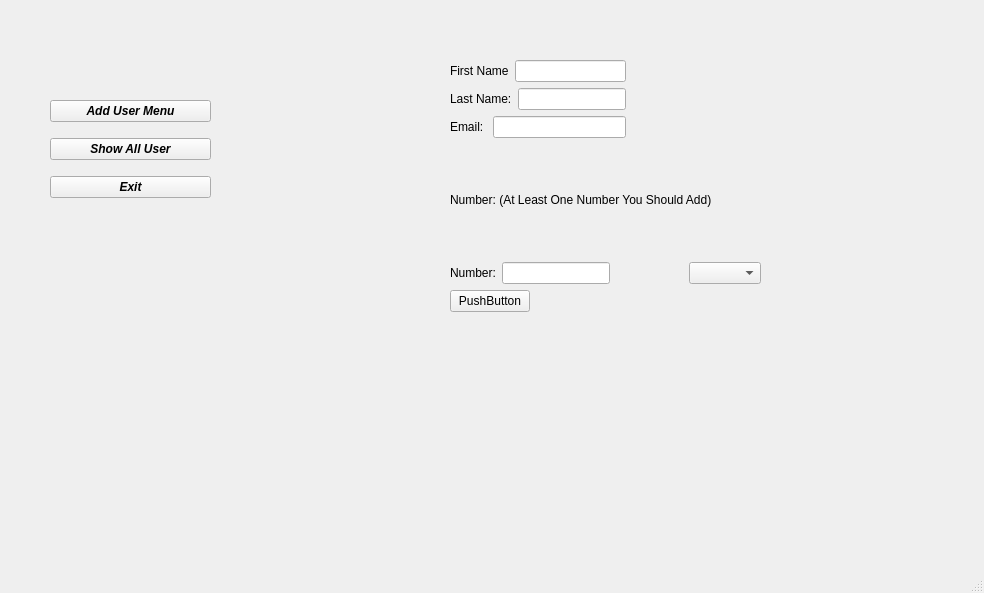
First picture: the form in eesa/mainwindow.ui, repository MSaLeHNYM/eesa-tut, before the edit.
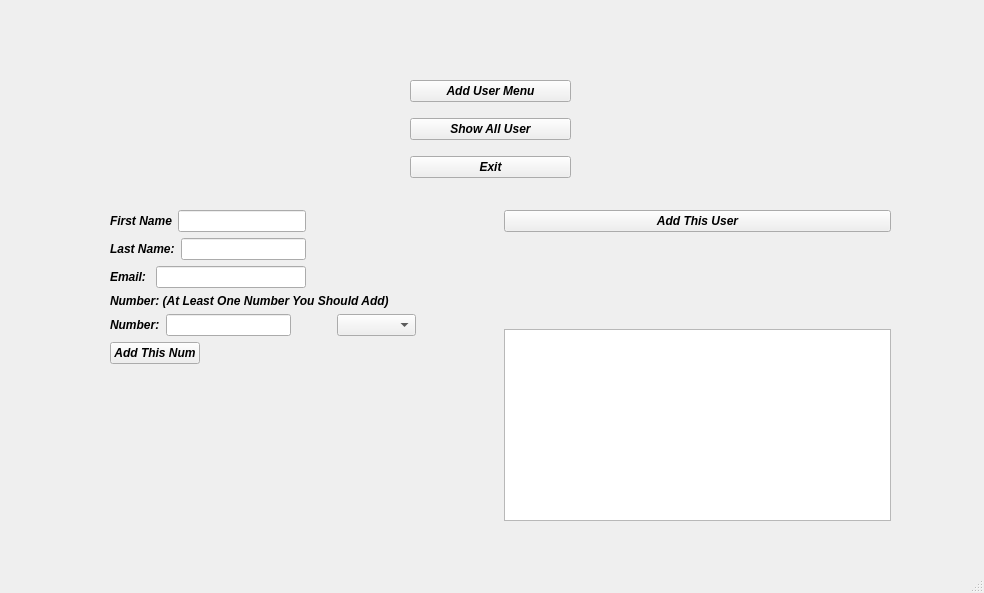
Second picture: the form after the edit.

The edit to the form file:
```diff
--- a/eesa/mainwindow.ui
+++ b/eesa/mainwindow.ui
@@ -17,147 +17,8 @@
    <widget class="QWidget" name="verticalLayoutWidget">
     <property name="geometry">
      <rect>
-      <x>450</x>
-      <y>60</y>
-      <width>311</width>
-      <height>252</height>
-     </rect>
-    </property>
-    <layout class="QVBoxLayout" name="verticalLayout_3">
-     <item>
-      <layout class="QHBoxLayout" name="horizontalLayout_4">
-       <item>
-        <layout class="QVBoxLayout" name="verticalLayout_2" stretch="0,0,0">
-         <item>
-          <layout class="QHBoxLayout" name="horizontalLayout">
-           <item>
-            <widget class="QLabel" name="label">
-             <property name="text">
-              <string>First Name</string>
-             </property>
-            </widget>
-           </item>
-           <item>
-            <widget class="QLineEdit" name="FnameInput"/>
-           </item>
-          </layout>
-         </item>
-         <item>
-          <layout class="QHBoxLayout" name="horizontalLayout_2">
-           <item>
-            <widget class="QLabel" name="label_2">
-             <property name="text">
-              <string>Last Name:</string>
-             </property>
-            </widget>
-           </item>
-           <item>
-            <widget class="QLineEdit" name="LnameInput"/>
-           </item>
-          </layout>
-         </item>
-         <item>
-          <layout class="QHBoxLayout" name="horizontalLayout_3">
-           <item>
-            <widget class="QLabel" name="label_3">
-             <property name="text">
-              <string>Email: </string>
-             </property>
-            </widget>
-           </item>
-           <item>
-            <widget class="QLineEdit" name="EmailInput"/>
-           </item>
-          </layout>
-         </item>
-        </layout>
-       </item>
-       <item>
-        <spacer name="horizontalSpacer">
-         <property name="orientation">
-          <enum>Qt::Horizontal</enum>
-         </property>
-         <property name="sizeHint" stdset="0">
-          <size>
-           <width>40</width>
-           <height>20</height>
-          </size>
-         </property>
-        </spacer>
-       </item>
-      </layout>
-     </item>
-     <item>
-      <widget class="QLabel" name="label_4">
-       <property name="text">
-        <string>Number: (At Least One Number You Should Add)</string>
-       </property>
-      </widget>
-     </item>
-     <item>
-      <layout class="QHBoxLayout" name="horizontalLayout_6">
-       <property name="sizeConstraint">
-        <enum>QLayout::SetNoConstraint</enum>
-       </property>
-       <item>
-        <widget class="QLabel" name="label_5">
-         <property name="text">
-          <string>Number:</string>
-         </property>
-        </widget>
-       </item>
-       <item>
-        <widget class="QLineEdit" name="FnameInput_2"/>
-       </item>
-       <item>
-        <spacer name="horizontalSpacer_3">
-         <property name="orientation">
-          <enum>Qt::Horizontal</enum>
-         </property>
-         <property name="sizeHint" stdset="0">
-          <size>
-           <width>40</width>
-           <height>20</height>
-          </size>
-         </property>
-        </spacer>
-       </item>
-       <item>
-        <widget class="QComboBox" name="comboBox"/>
-       </item>
-      </layout>
-     </item>
-     <item>
-      <layout class="QHBoxLayout" name="horizontalLayout_5">
-       <item>
-        <widget class="QPushButton" name="pushButton">
-         <property name="text">
-          <string>PushButton</string>
-         </property>
-        </widget>
-       </item>
-       <item>
-        <spacer name="horizontalSpacer_2">
-         <property name="orientation">
-          <enum>Qt::Horizontal</enum>
-         </property>
-         <property name="sizeHint" stdset="0">
-          <size>
-           <width>40</width>
-           <height>20</height>
-          </size>
-         </property>
-        </spacer>
-       </item>
-      </layout>
-     </item>
-    </layout>
-   </widget>
-   <widget class="QWidget" name="">
-    <property name="geometry">
-     <rect>
-      <x>50</x>
-      <y>90</y>
+      <x>410</x>
+      <y>70</y>
       <width>161</width>
       <height>121</height>
      </rect>
@@ -210,6 +71,222 @@
      </item>
     </layout>
    </widget>
+   <widget class="QWidget" name="add_user_Widget" native="true">
+    <property name="geometry">
+     <rect>
+      <x>110</x>
+      <y>210</y>
+      <width>781</width>
+      <height>311</height>
+     </rect>
+    </property>
+    <property name="sizeIncrement">
+     <size>
+      <width>0</width>
+      <height>0</height>
+     </size>
+    </property>
+    <property name="font">
+     <font>
+      <italic>true</italic>
+      <bold>true</bold>
+     </font>
+    </property>
+    <property name="autoFillBackground">
+     <bool>true</bool>
+    </property>
+    <layout class="QGridLayout" name="gridLayout">
+     <item row="0" column="1">
+      <layout class="QVBoxLayout" name="verticalLayout_4">
+       <item>
+        <widget class="QPushButton" name="Add_This_User_PB">
+         <property name="text">
+          <string>Add This User</string>
+         </property>
+        </widget>
+       </item>
+       <item>
+        <spacer name="verticalSpacer">
+         <property name="orientation">
+          <enum>Qt::Vertical</enum>
+         </property>
+         <property name="sizeHint" stdset="0">
+          <size>
+           <width>20</width>
+           <height>40</height>
+          </size>
+         </property>
+        </spacer>
+       </item>
+       <item>
+        <widget class="QTextEdit" name="numbers_Shower">
+         <property name="enabled">
+          <bool>true</bool>
+         </property>
+         <property name="readOnly">
+          <bool>true</bool>
+         </property>
+        </widget>
+       </item>
+      </layout>
+     </item>
+     <item row="0" column="0">
+      <layout class="QGridLayout" name="gridLayout_2">
+       <item row="2" column="0">
+        <layout class="QFormLayout" name="formLayout">
+         <item row="0" column="0">
+          <layout class="QHBoxLayout" name="horizontalLayout_6">
+           <property name="sizeConstraint">
+            <enum>QLayout::SetNoConstraint</enum>
+           </property>
+           <item>
+            <widget class="QLabel" name="label_5">
+             <property name="text">
+              <string>Number:</string>
+             </property>
+            </widget>
+           </item>
+           <item>
+            <widget class="QLineEdit" name="numberInput"/>
+           </item>
+           <item>
+            <spacer name="horizontalSpacer_3">
+             <property name="orientation">
+              <enum>Qt::Horizontal</enum>
+             </property>
+             <property name="sizeHint" stdset="0">
+              <size>
+               <width>40</width>
+               <height>20</height>
+              </size>
+             </property>
+            </spacer>
+           </item>
+           <item>
+            <widget class="QComboBox" name="comboBox">
+             <property name="editable">
+              <bool>false</bool>
+             </property>
+             <property name="frame">
+              <bool>true</bool>
+             </property>
+            </widget>
+           </item>
+          </layout>
+         </item>
+         <item row="1" column="0" colspan="2">
+          <layout class="QFormLayout" name="formLayout_2">
+           <item row="0" column="0">
+            <widget class="QPushButton" name="Add_this_Number_PB">
+             <property name="text">
+              <string>Add This Num</string>
+             </property>
+            </widget>
+           </item>
+           <item row="0" column="1">
+            <spacer name="horizontalSpacer_2">
+             <property name="orientation">
+              <enum>Qt::Horizontal</enum>
+             </property>
+             <property name="sizeHint" stdset="0">
+              <size>
+               <width>40</width>
+               <height>20</height>
+              </size>
+             </property>
+            </spacer>
+           </item>
+          </layout>
+         </item>
+        </layout>
+       </item>
+       <item row="1" column="0" alignment="Qt::AlignTop">
+        <widget class="QLabel" name="label_4">
+         <property name="text">
+          <string>Number: (At Least One Number You Should Add)</string>
+         </property>
+        </widget>
+       </item>
+       <item row="0" column="0">
+        <layout class="QHBoxLayout" name="horizontalLayout_4">
+         <item>
+          <layout class="QVBoxLayout" name="verticalLayout_2" stretch="0,0,0">
+           <item>
+            <layout class="QHBoxLayout" name="horizontalLayout">
+             <item>
+              <widget class="QLabel" name="label">
+               <property name="text">
+                <string>First Name</string>
+               </property>
+              </widget>
+             </item>
+             <item>
+              <widget class="QLineEdit" name="FnameInput"/>
+             </item>
+            </layout>
+           </item>
+           <item>
+            <layout class="QHBoxLayout" name="horizontalLayout_2">
+             <item>
+              <widget class="QLabel" name="label_2">
+               <property name="text">
+                <string>Last Name:</string>
+               </property>
+              </widget>
+             </item>
+             <item>
+              <widget class="QLineEdit" name="LnameInput"/>
+             </item>
+            </layout>
+           </item>
+           <item>
+            <layout class="QHBoxLayout" name="horizontalLayout_3">
+             <item>
+              <widget class="QLabel" name="label_3">
+               <property name="text">
+                <string>Email: </string>
+               </property>
+              </widget>
+             </item>
+             <item>
+              <widget class="QLineEdit" name="EmailInput"/>
+             </item>
+            </layout>
+           </item>
+          </layout>
+         </item>
+         <item>
+          <spacer name="horizontalSpacer">
+           <property name="orientation">
+            <enum>Qt::Horizontal</enum>
+           </property>
+           <property name="sizeHint" stdset="0">
+            <size>
+             <width>40</width>
+             <height>20</height>
+            </size>
+           </property>
+          </spacer>
+         </item>
+        </layout>
+       </item>
+       <item row="3" column="0">
+        <spacer name="verticalSpacer_2">
+         <property name="orientation">
+          <enum>Qt::Vertical</enum>
+         </property>
+         <property name="sizeHint" stdset="0">
+          <size>
+           <width>20</width>
+           <height>40</height>
+          </size>
+         </property>
+        </spacer>
+       </item>
+      </layout>
+     </item>
+    </layout>
+   </widget>
   </widget>
   <widget class="QMenuBar" name="menubar">
    <property name="geometry">
```
Left out of the diff: 6 changed lines with no effect on the pictures.
